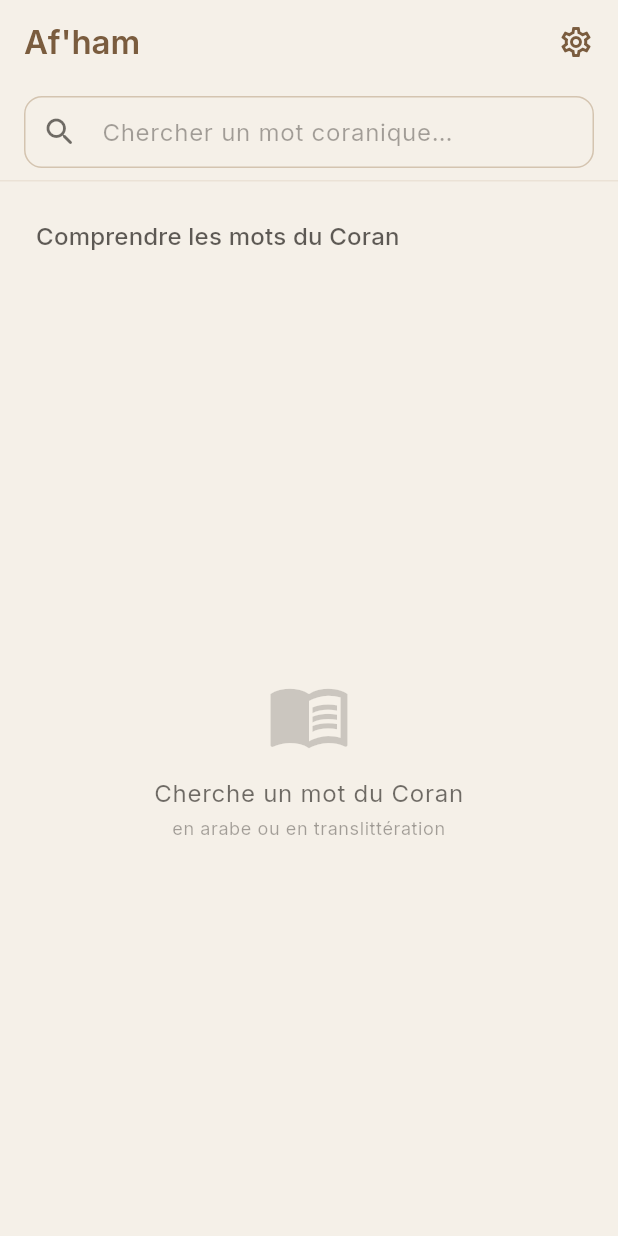
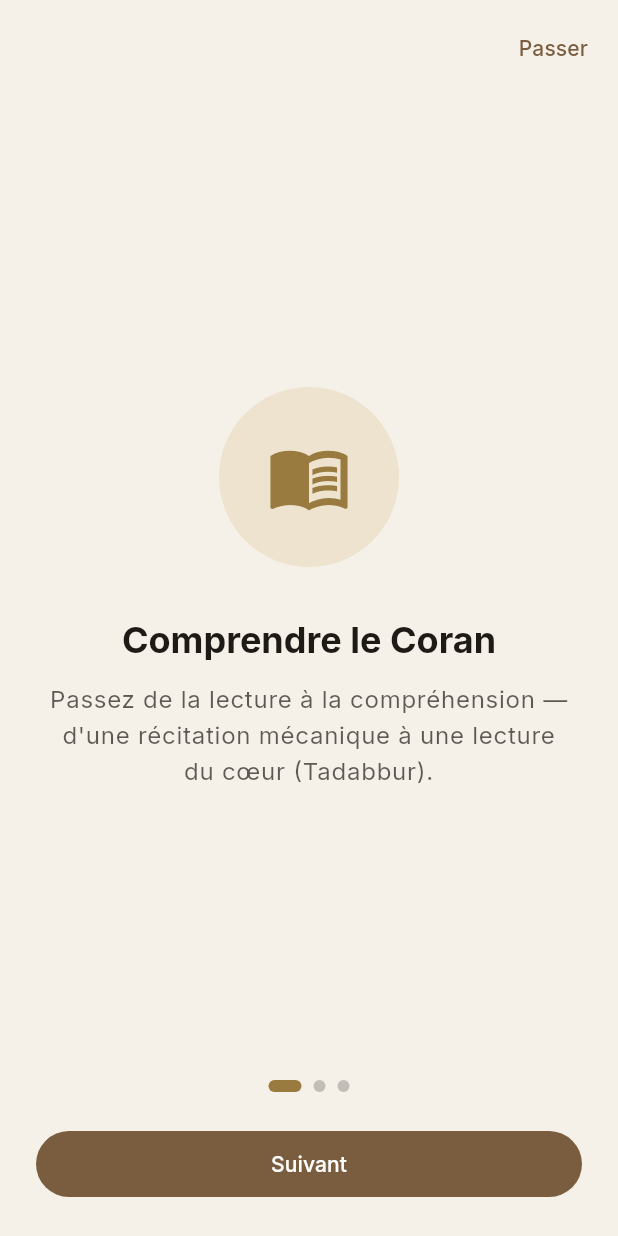
Before and after one commit to nouhouari/afham, a Flutter app: the screen it shows after launch, on a phone screen of 412 x 824 dp. Run offline on Flutter 3.47's test engine with Material 3 defaults, Android fonts, the phone set to English and light mode, and no system bars; our stand-ins replace drift, drift_flutter, flutter_riverpod, go_router, just_audio, riverpod_annotation and 1 more; missing offline and left inert: slang; accounts and stored records are empty; generated files the repository leaves out were written again.

Commit message:
feat(onboarding): first-launch intro flow (3 slides)
New OnboardingScreen: 3 slides (understand the Quran → search → discover the
fiche), Skip + Next/Get-started, page dots. Persists `onboarding.seen` via
SharedPreferences; main() routes to Onboarding on first launch, Search after.
Router refactored to buildAppRouter(initialLocation). FR + EN. Widget tests for
skip + paging + flag persistence.

flutter analyze: 0; flutter test: 141 passing.

Co-Authored-By: Claude Opus 4.8 (1M context) <noreply@anthropic.com>

```diff
--- a/lib/core/i18n/fr.i18n.json
+++ b/lib/core/i18n/fr.i18n.json
@@ -53,5 +53,16 @@
     "title": "Famille de racine",
     "subtitle": "Mots partageant la racine {root}",
     "empty": "Aucun mot trouvé pour cette racine"
+  },
+  "onboarding": {
+    "skip": "Passer",
+    "next": "Suivant",
+    "start": "Commencer",
+    "slide1Title": "Comprendre le Coran",
+    "slide1Body": "Passez de la lecture à la compréhension — d'une récitation mécanique à une lecture du cœur (Tadabbur).",
+    "slide2Title": "Cherchez un mot",
+    "slide2Body": "Tapez un mot coranique en arabe ou en translittération. La recherche tolère les harakat et l'orthographe.",
+    "slide3Title": "Découvrez son sens",
+    "slide3Body": "Touchez un mot pour sa fiche concise : traduction, racine, tafsir, une pépite spirituelle et une astuce mémo — avec sa prononciation."
   }
 }
--- a/lib/core/providers/settings_providers.dart
+++ b/lib/core/providers/settings_providers.dart
@@ -10,6 +10,10 @@ const _kThemeModeKey = 'settings.themeMode';
 
 /// Storage key for the persisted locale language code. Also read in `main()`.
 const localePrefKey = 'settings.locale';
+
+/// Storage key for whether the user has completed the first-launch onboarding.
+/// Read in `main()` to decide the initial route.
+const onboardingSeenKey = 'onboarding.seen';
 
 /// The [SharedPreferences] instance. Overridden with the real, async-loaded
 /// instance in `main()` via `ProviderScope(overrides: …)`.
--- /dev/null
+++ b/lib/features/onboarding/onboarding_screen.dart
@@ -0,0 +1,184 @@
+import 'package:flutter/material.dart';
+import 'package:flutter_riverpod/flutter_riverpod.dart';
+import 'package:go_router/go_router.dart';
+
+import 'package:bayan/core/i18n/strings.g.dart';
+import 'package:bayan/core/providers/settings_providers.dart';
+import 'package:bayan/core/theme/app_tokens.dart';
+import 'package:bayan/core/theme/dimens.dart';
+
+/// First-launch onboarding: three slides introducing the app. Persists an
+/// `onboarding.seen` flag so it appears only once; "Skip" or "Get started"
+/// mark it seen and replace the route with Search.
+class OnboardingScreen extends ConsumerStatefulWidget {
+  const OnboardingScreen({super.key});
+
+  @override
+  ConsumerState<OnboardingScreen> createState() => _OnboardingScreenState();
+}
+
+class _OnboardingScreenState extends ConsumerState<OnboardingScreen> {
+  final _controller = PageController();
+  int _page = 0;
+
+  @override
+  void dispose() {
+    _controller.dispose();
+    super.dispose();
+  }
+
+  Future<void> _finish() async {
+    await ref.read(sharedPreferencesProvider).setBool(onboardingSeenKey, true);
+    if (mounted) context.go('/');
+  }
+
+  void _next(int count) {
+    if (_page >= count - 1) {
+      _finish();
+    } else {
+      _controller.nextPage(
+        duration: const Duration(milliseconds: 300),
+        curve: Curves.easeOut,
+      );
+    }
+  }
+
+  @override
+  Widget build(BuildContext context) {
+    final tokens = Theme.of(context).extension<BayanTokens>()!;
+    final o = Translations.of(context).onboarding;
+
+    final slides = <(IconData, String, String)>[
+      (Icons.menu_book_outlined, o.slide1Title, o.slide1Body),
+      (Icons.search_rounded, o.slide2Title, o.slide2Body),
+      (Icons.auto_awesome_outlined, o.slide3Title, o.slide3Body),
+    ];
+    final isLast = _page == slides.length - 1;
+
+    return Scaffold(
+      backgroundColor: tokens.appBackground,
+      body: SafeArea(
+        child: Column(
+          children: [
+            Align(
+              alignment: Alignment.centerRight,
+              child: Padding(
+                padding: const EdgeInsets.all(Spacing.sm),
+                child: TextButton(onPressed: _finish, child: Text(o.skip)),
+              ),
+            ),
+            Expanded(
+              child: PageView.builder(
+                controller: _controller,
+                itemCount: slides.length,
+                onPageChanged: (i) => setState(() => _page = i),
+                itemBuilder: (context, i) {
+                  final (icon, title, body) = slides[i];
+                  return _Slide(
+                    icon: icon,
+                    title: title,
+                    body: body,
+                    tokens: tokens,
+                  );
+                },
+              ),
+            ),
+            // Page indicator
+            Row(
+              mainAxisAlignment: MainAxisAlignment.center,
+              children: [
+                for (var i = 0; i < slides.length; i++)
+                  AnimatedContainer(
+                    duration: const Duration(milliseconds: 250),
+                    margin: const EdgeInsets.symmetric(horizontal: 4),
+                    width: i == _page ? 22 : 8,
+                    height: 8,
+                    decoration: BoxDecoration(
+                      color: i == _page
+                          ? tokens.accent
+                          : Theme.of(
+                              context,
+                            ).colorScheme.onSurface.withAlpha(60),
+                      borderRadius: BorderRadius.circular(Radii.pill),
+                    ),
+                  ),
+              ],
+            ),
+            const SizedBox(height: Spacing.xl),
+            Padding(
+              padding: const EdgeInsets.fromLTRB(
+                Spacing.xl,
+                0,
+                Spacing.xl,
+                Spacing.xl,
+              ),
+              child: SizedBox(
+                width: double.infinity,
+                child: FilledButton(
+                  onPressed: () => _next(slides.length),
+                  style: FilledButton.styleFrom(
+                    padding: const EdgeInsets.symmetric(vertical: Spacing.md),
+                  ),
+                  child: Text(isLast ? o.start : o.next),
+                ),
+              ),
+            ),
+          ],
+        ),
+      ),
+    );
+  }
+}
+
+class _Slide extends StatelessWidget {
+  const _Slide({
+    required this.icon,
+    required this.title,
+    required this.body,
+    required this.tokens,
+  });
+
+  final IconData icon;
+  final String title;
+  final String body;
+  final BayanTokens tokens;
+
+  @override
+  Widget build(BuildContext context) {
+    final theme = Theme.of(context);
+    return Padding(
+      padding: const EdgeInsets.symmetric(horizontal: Spacing.xxl),
+      child: Column(
+        mainAxisAlignment: MainAxisAlignment.center,
+        children: [
+          Container(
+            width: 120,
+            height: 120,
+            decoration: BoxDecoration(
+              color: tokens.highlightBackground,
+              shape: BoxShape.circle,
+            ),
+            child: Icon(icon, size: 56, color: tokens.accent),
+          ),
+          const SizedBox(height: Spacing.xxl),
+          Text(
+            title,
+            style: theme.textTheme.headlineSmall?.copyWith(
+              fontWeight: FontWeight.w700,
+            ),
+            textAlign: TextAlign.center,
+          ),
+          const SizedBox(height: Spacing.md),
+          Text(
+            body,
+            style: theme.textTheme.bodyLarge?.copyWith(
+              color: theme.colorScheme.onSurface.withAlpha(180),
+              height: 1.5,
+            ),
+            textAlign: TextAlign.center,
+          ),
+        ],
+      ),
+    );
+  }
+}
--- a/lib/main.dart
+++ b/lib/main.dart
@@ -1,6 +1,7 @@
 import 'package:flutter/material.dart';
 import 'package:flutter_localizations/flutter_localizations.dart';
 import 'package:flutter_riverpod/flutter_riverpod.dart';
+import 'package:go_router/go_router.dart';
 import 'package:shared_preferences/shared_preferences.dart';
 
 import 'package:bayan/core/i18n/strings.g.dart';
@@ -15,13 +16,20 @@ Future<void> main() async {
   // the first frame. Async (not *Sync) because slang lazily loads per-locale
   // translations as deferred libraries.
   await LocaleSettings.setLocaleRaw(prefs.getString(localePrefKey) ?? 'fr');
+
+  // First launch → onboarding; otherwise straight to search.
+  final seenOnboarding = prefs.getBool(onboardingSeenKey) ?? false;
+  final router = buildAppRouter(
+    initialLocation: seenOnboarding ? Routes.search : Routes.onboarding,
+  );
+
   runApp(
     // TranslationProvider must wrap the tree so `Translations.of(context)`
     // (used by every screen) can resolve the active locale.
     TranslationProvider(
       child: ProviderScope(
         overrides: [sharedPreferencesProvider.overrideWithValue(prefs)],
-        child: const BayanApp(),
+        child: BayanApp(router: router),
       ),
     ),
   );
@@ -30,7 +38,9 @@ Future<void> main() async {
 /// Root widget — reads theme / locale providers and wires them into
 /// [MaterialApp.router].
 class BayanApp extends ConsumerWidget {
-  const BayanApp({super.key});
+  const BayanApp({super.key, required this.router});
+
+  final GoRouter router;
 
   @override
   Widget build(BuildContext context, WidgetRef ref) {
@@ -56,7 +66,7 @@ class BayanApp extends ConsumerWidget {
       ],
 
       // Router
-      routerConfig: appRouter,
+      routerConfig: router,
     );
   }
 }
```
Also changed, not shown: lib/core/i18n/en.i18n.json (+11 -0 lines), lib/core/router/app_router.dart (+11 -2 lines), lib/core/i18n/strings.g.dart, lib/core/i18n/strings_en.g.dart, lib/core/i18n/strings_fr.g.dart, 1 other file.
